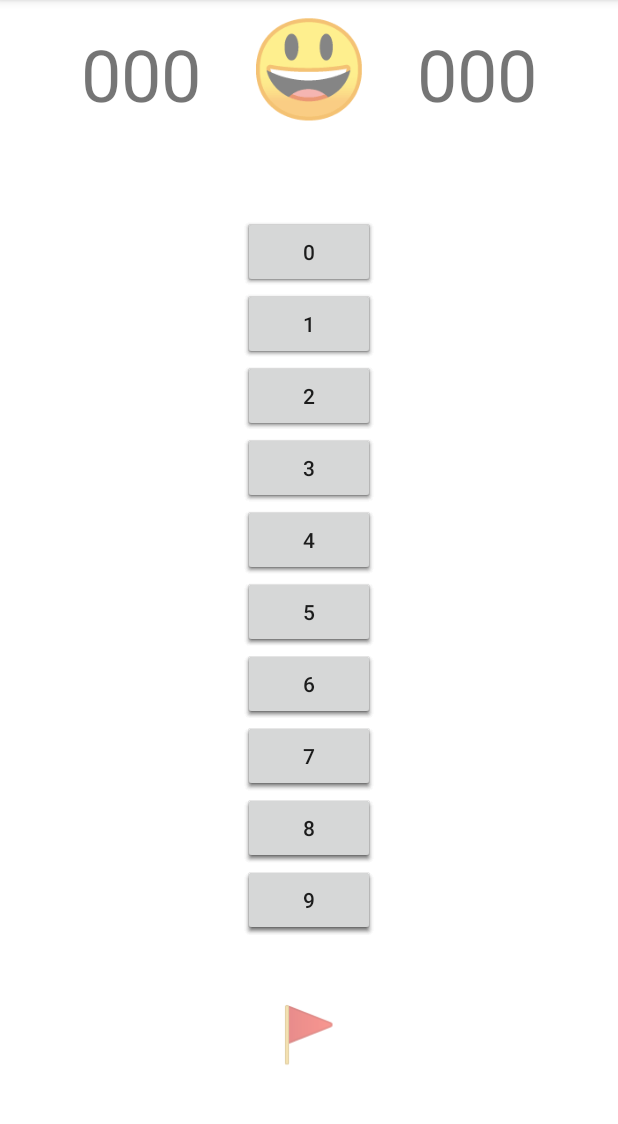
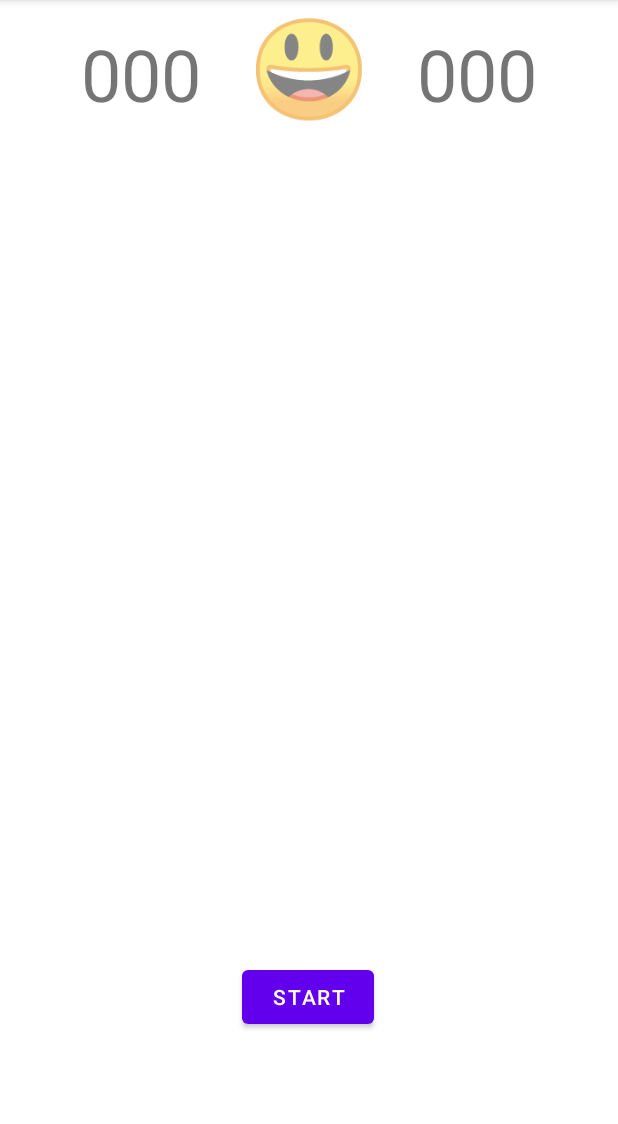
Before and after one commit to Jairgo/Minesweeper, an Android app: the screen it shows after launch (MainActivity), on a phone screen of 412 x 824 dp, the part 84-1208 px from its top. Run offline under Robolectric (Android 15) with nearby library versions, the phone set to English and light mode, and no system bars.

```diff
--- a/app/src/main/java/com/example/minesweeper/MainActivity.java
+++ b/app/src/main/java/com/example/minesweeper/MainActivity.java
@@ -1,105 +1,114 @@
 package com.example.minesweeper;
 
 import androidx.appcompat.app.AppCompatActivity;
+import androidx.recyclerview.widget.GridLayoutManager;
+import androidx.recyclerview.widget.RecyclerView;
 
 import android.os.Bundle;
+import android.view.View;
 import android.widget.Button;
+import android.widget.GridView;
 import android.widget.LinearLayout;
+import android.widget.TextView;
 import android.widget.Toast;
 
+import java.util.List;
 
-public class MainActivity extends AppCompatActivity{
+
+public class MainActivity extends AppCompatActivity implements OnCellClickListener{
     Tablero tablero;
     int tam, cantBomb;
-    int markedMinesTrue = 0, markedMinesFalse = 0;
-    private boolean gameOver = false;
+    int markedMines = 0;
+    private boolean findAll = true;
+    public boolean gameOver = false;
+    RecyclerView gridRecyclerView;
+    TableroRecyclerAdapter tableroRecyclerAdapter;
+    TextView minesLeft;
+    private Button btnStart;
 
     @Override
     protected void onCreate(Bundle savedInstanceState) {
         super.onCreate(savedInstanceState);
         setContentView(R.layout.activity_main);
 
-        LinearLayout linLay1 = findViewById(R.id.linearLay1);
-        LinearLayout linLay2 = findViewById(R.id.linearLay2);
-        LinearLayout linLay3 = findViewById(R.id.linearLay3);
-        LinearLayout linLay4 = findViewById(R.id.linearLay4);
-        LinearLayout.LayoutParams layoutParams = new LinearLayout.LayoutParams
-                (LinearLayout.LayoutParams.MATCH_PARENT, LinearLayout.LayoutParams.WRAP_CONTENT);
-
-
-        for (int i = 0; i < 10; i++) {
-            Button newButton = new Button(this);
-            newButton.setText("" + i);
-            newButton.setId(i);
-            //newButton.setOnClickListener(onClickListener);
-
-            linLay1.addView(newButton, layoutParams);
-        }
-        for (int i = 0; i < 10; i++) {
-            Button newButton = new Button(this);
-            newButton.setText("" + i);
-            newButton.setId(i);
-            //newButton.setOnClickListener(onClickListener);
-
-            linLay2.addView(newButton, layoutParams);
-        }
-        for (int i = 0; i < 10; i++) {
-            Button newButton = new Button(this);
-            newButton.setText("" + i);
-            newButton.setId(i);
-            //newButton.setOnClickListener(onClickListener);
-
-            linLay3.addView(newButton, layoutParams);
-        }
-        for (int i = 0; i < 10; i++) {
-            Button newButton = new Button(this);
-            newButton.setText("" + i);
-            newButton.setId(i);
-            //newButton.setOnClickListener(onClickListener);
-
-            linLay4.addView(newButton, layoutParams);
-        }
-
-
         tam = 9;
         cantBomb = 10;
 
-        newGame(tam, cantBomb);
+        btnStart = findViewById(R.id.btnStart);
 
-        if(tablero.leftClickCell(8, tam) == -1){
-            Toast.makeText(getApplicationContext(), "Has explotado una mina. ¡Suerte para la otra!", Toast.LENGTH_LONG).show();
-            gameOver = true;
-        }else{
-            // TODO Mostrar la cantidad de minas al rededor de la celda
-        }
+        btnStart.setOnClickListener(new View.OnClickListener() {
+            @Override
+            public void onClick(View view) {
+                newGame(tam, cantBomb);
 
-        if(tablero.rightClickCell(9)){
-            markedMinesTrue++;
-            if(markedMinesTrue == cantBomb){
-                Toast.makeText(getApplicationContext(), "Has encontrado todas las minas, ¡Felicidades, Ganaste la partida!", Toast.LENGTH_LONG).show();
-                gameOver = true;
+                minesLeft = findViewById(R.id.minesLeft);
+                minesLeft.setText(Integer.toString(cantBomb));
+                btnStart.setEnabled(false);
             }
-        }else{
-            markedMinesFalse++;
-            if(markedMinesFalse == cantBomb){
-                Toast.makeText(getApplicationContext(), "Te faltaron minas por encontrar, has perdio la partida, ¡Suerte para la otra! ", Toast.LENGTH_LONG).show();
-                gameOver = true;
-            }
-        }
-
-
-
-
-
+        });
 
     }
 
     private void newGame(int tam, int cantBomb){
+        btnStart.setText(R.string.iniciar);
         tablero = new Tablero(tam); // Se crea el tablero del tamaño deseado
         tablero.setBombas(cantBomb); // Se colocan las bombas en el tablero de manera random
         this.gameOver = false;
-        this.markedMinesTrue = 0;
-        this.markedMinesFalse = 0;
+        this.markedMines = 0;
+
+        gridRecyclerView = findViewById(R.id.activity_main_grid);
+        gridRecyclerView.setLayoutManager(new GridLayoutManager(this, 9));
+
+        tableroRecyclerAdapter = new TableroRecyclerAdapter(tablero.getCells(), this);
+        gridRecyclerView.setAdapter(tableroRecyclerAdapter);
+
+    }
+
+    private void endGame(){
+        btnStart.setEnabled(true);
+        btnStart.setText("Restart");
+        gameOver = true;
+
+        int count = tableroRecyclerAdapter.getItemCount();
+        for(int i = 0; i < count; i++)
+            gridRecyclerView.getChildAt(i).setEnabled(false);
+        // tablero.revealBombs();
+    }
+
+    @Override
+    public int cellClick(int cellPos) {
+        int ret = tablero.leftClickCell(cellPos, tam);
+        if(ret == Cell.bomba){
+            Toast.makeText(getApplicationContext(), "Has explotado una mina. ¡Suerte para la otra!", Toast.LENGTH_LONG).show();
+            endGame();
+        }
+
+        return ret;
+    }
+
+    @Override
+    public void cellClikLong(int cellPos) {
+
+        markedMines++;
+        if(tablero.rightClickCell(cellPos)){
+            if(markedMines == cantBomb && findAll){
+                Toast.makeText(getApplicationContext(), "Has encontrado todas las minas, ¡Felicidades, Ganaste la partida!", Toast.LENGTH_LONG).show();
+                gameOver = true;
+                endGame();
+            }
+        }else
+            findAll = false;
+
+        if(markedMines == cantBomb && !findAll){
+            Toast.makeText(getApplicationContext(), "Te faltaron minas por encontrar, has perdido la partida, ¡Suerte para la otra! ", Toast.LENGTH_LONG).show();
+            gameOver = true;
+            endGame();
+        }
+
+        int mineleft = cantBomb - markedMines;
+        if(mineleft >= 0)
+            minesLeft.setText(Integer.toString(mineleft));
+
     }
 
 }
--- /dev/null
+++ b/app/src/main/java/com/example/minesweeper/OnCellClickListener.java
@@ -0,0 +1,6 @@
+package com.example.minesweeper;
+
+public interface OnCellClickListener {
+    int cellClick(int cellPos);
+    void cellClikLong(int cellPos);
+}
--- a/app/src/main/res/layout/activity_main.xml
+++ b/app/src/main/res/layout/activity_main.xml
@@ -12,11 +12,9 @@
         android:layout_width="wrap_content"
         android:layout_height="wrap_content"
         android:orientation="horizontal"
-        app:layout_constraintBottom_toTopOf="@+id/activity_main_flag"
         app:layout_constraintEnd_toEndOf="parent"
         app:layout_constraintStart_toStartOf="parent"
-        app:layout_constraintTop_toTopOf="parent"
-        app:layout_constraintVertical_bias="0.0">
+        app:layout_constraintTop_toTopOf="parent">
 
         <TextView
             android:id="@+id/minesLeft"
@@ -45,115 +43,25 @@
 
     </LinearLayout>
 
-    <TextView
-        android:id="@+id/activity_main_flag"
+    <androidx.recyclerview.widget.RecyclerView
         android:layout_width="wrap_content"
         android:layout_height="wrap_content"
-        android:layout_marginBottom="56dp"
-        android:text="@string/flag"
-        android:textSize="36sp"
+        android:id="@+id/activity_main_grid"
+        app:layout_constraintBottom_toBottomOf="parent"
+        app:layout_constraintLeft_toLeftOf="parent"
+        app:layout_constraintRight_toRightOf="parent"
+        app:layout_constraintTop_toTopOf="parent" />
+
+    <Button
+        android:id="@+id/btnStart"
+        android:layout_width="wrap_content"
+        android:layout_height="wrap_content"
+        android:text="@string/iniciar"
         app:layout_constraintBottom_toBottomOf="parent"
         app:layout_constraintEnd_toEndOf="parent"
-        app:layout_constraintStart_toStartOf="parent" />
-
-    <LinearLayout
-        android:id="@+id/linearLay1"
-        android:layout_width="wrap_content"
-        android:layout_height="wrap_content"
-        android:orientation="vertical"
-        app:layout_constraintBottom_toBottomOf="parent"
-        app:layout_constraintEnd_toEndOf="parent"
+        app:layout_constraintHorizontal_bias="0.498"
         app:layout_constraintStart_toStartOf="parent"
-        app:layout_constraintTop_toTopOf="parent">
-
-    </LinearLayout>
-
-    <LinearLayout
-        android:id="@+id/linearLay2"
-        android:layout_width="wrap_content"
-        android:layout_height="wrap_content"
-        android:orientation="vertical"
-        app:layout_constraintBottom_toBottomOf="parent"
-        app:layout_constraintEnd_toEndOf="parent"
-        app:layout_constraintStart_toStartOf="parent"
-        app:layout_constraintTop_toTopOf="parent">
-
-    </LinearLayout>
-
-    <LinearLayout
-        android:id="@+id/linearLay3"
-        android:layout_width="wrap_content"
-        android:layout_height="wrap_content"
-        android:orientation="vertical"
-        app:layout_constraintBottom_toBottomOf="parent"
-        app:layout_constraintEnd_toEndOf="parent"
-        app:layout_constraintStart_toStartOf="parent"
-        app:layout_constraintTop_toTopOf="parent" />
-
-    <LinearLayout
-        android:id="@+id/linearLay4"
-        android:layout_width="wrap_content"
-        android:layout_height="wrap_content"
-        android:orientation="vertical"
-        app:layout_constraintBottom_toBottomOf="parent"
-        app:layout_constraintEnd_toEndOf="parent"
-        app:layout_constraintStart_toStartOf="parent"
-        app:layout_constraintTop_toTopOf="parent" />
-
-    <LinearLayout
-        android:id="@+id/linearLay5"
-        android:layout_width="wrap_content"
-        android:layout_height="wrap_content"
-        android:orientation="vertical"
-        app:layout_constraintBottom_toBottomOf="parent"
-        app:layout_constraintEnd_toEndOf="parent"
-        app:layout_constraintStart_toStartOf="parent"
-        app:layout_constraintTop_toTopOf="parent">
-
-    </LinearLayout>
-
-    <LinearLayout
-        android:id="@+id/linearLay6"
-        android:layout_width="wrap_content"
-        android:layout_height="wrap_content"
-        android:orientation="vertical"
-        app:layout_constraintBottom_toBottomOf="parent"
-        app:layout_constraintEnd_toEndOf="parent"
-        app:layout_constraintStart_toStartOf="parent"
-        app:layout_constraintTop_toTopOf="parent" />
-
-    <LinearLayout
-        android:id="@+id/linearLay7"
-        android:layout_width="wrap_content"
-        android:layout_height="wrap_content"
-        android:orientation="vertical"
-        app:layout_constraintBottom_toBottomOf="parent"
-        app:layout_constraintEnd_toEndOf="parent"
-        app:layout_constraintStart_toStartOf="parent"
-        app:layout_constraintTop_toTopOf="parent">
-
-    </LinearLayout>
-
-    <LinearLayout
-        android:id="@+id/linearLay8"
-        android:layout_width="wrap_content"
-        android:layout_height="wrap_content"
-        android:orientation="vertical"
-        app:layout_constraintBottom_toBottomOf="parent"
-        app:layout_constraintEnd_toEndOf="parent"
-        app:layout_constraintStart_toStartOf="parent"
-        app:layout_constraintTop_toTopOf="parent" />
-
-    <LinearLayout
-        android:id="@+id/linearLay9"
-        android:layout_width="wrap_content"
-        android:layout_height="wrap_content"
-        android:orientation="vertical"
-        app:layout_constraintBottom_toBottomOf="parent"
-        app:layout_constraintEnd_toEndOf="parent"
-        app:layout_constraintStart_toStartOf="parent"
-        app:layout_constraintTop_toTopOf="parent">
-
-    </LinearLayout>
+        app:layout_constraintTop_toTopOf="parent"
+        app:layout_constraintVertical_bias="0.89" />
 
 </androidx.constraintlayout.widget.ConstraintLayout>
--- a/app/src/main/res/values/strings.xml
+++ b/app/src/main/res/values/strings.xml
@@ -5,4 +5,5 @@
     <string name="flag">🚩</string>
     <string name="bomb">💣</string>
     <string name="default_count">000</string>
+    <string name="iniciar">Start</string>
 </resources>
```
Also changed, not shown: app/src/main/java/com/example/minesweeper/Tablero.java (+48 -9 lines), app/src/main/java/com/example/minesweeper/TableroRecyclerAdapter.java (added, +92 -0 lines), app/src/main/res/layout/item_cell.xml (added, +17 -0 lines).
